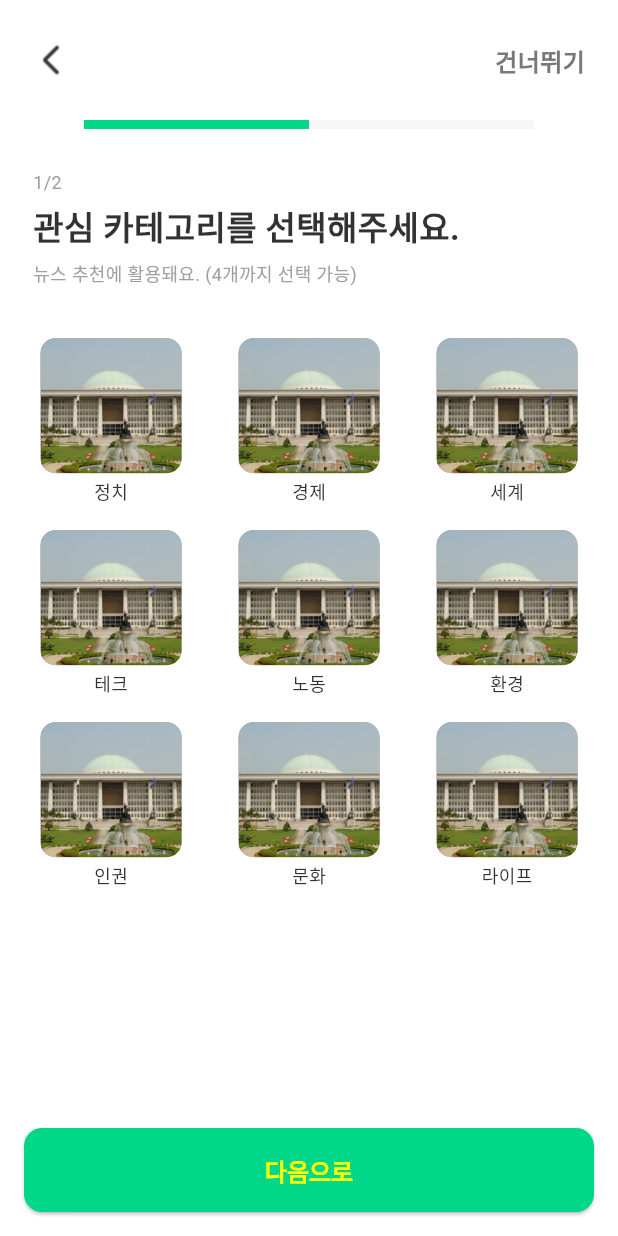
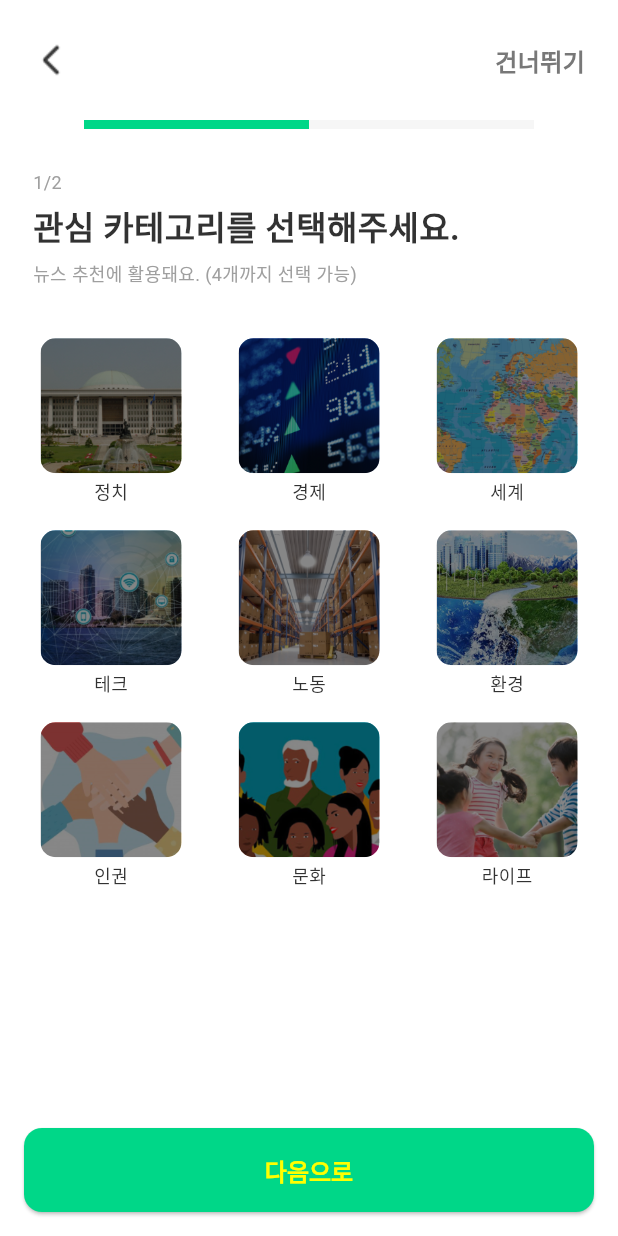
Before and after one commit to AjouGoodNews/Flutter-FrontEnd, a Flutter app: the CategorySelectScreen screen opened directly, on a phone screen of 412 x 824 dp. Run offline on Flutter 3.47's test engine with Material 3 defaults, Android fonts, the phone set to English and light mode, and no system bars; our stand-ins replace firebase_auth, firebase_core, gap, google_sign_in, logger, sign_in_with_apple; accounts and stored records are empty; Roboto replaces fonts that are missing (Pretendard).

Commit message:
Design: Add dim in category select screen

```diff
--- a/lib/screens/category_select/category_select_screen.dart
+++ b/lib/screens/category_select/category_select_screen.dart
@@ -16,14 +16,14 @@ class CategorySelectScreen extends StatefulWidget {
 class _CategorySelectScreen extends State<CategorySelectScreen> {
   final List<Map<String, String>> imageButtons = [
     {'label': '정치', 'url': 'assets/images/categories/politics.png'},
-    {'label': '경제', 'url': 'assets/images/categories/politics.png'},
-    {'label': '세계', 'url': 'assets/images/categories/politics.png'},
-    {'label': '테크', 'url': 'assets/images/categories/politics.png'},
-    {'label': '노동', 'url': 'assets/images/categories/politics.png'},
-    {'label': '환경', 'url': 'assets/images/categories/politics.png'},
-    {'label': '인권', 'url': 'assets/images/categories/politics.png'},
-    {'label': '문화', 'url': 'assets/images/categories/politics.png'},
-    {'label': '라이프', 'url': 'assets/images/categories/politics.png'},
+    {'label': '경제', 'url': 'assets/images/categories/economy.png'},
+    {'label': '세계', 'url': 'assets/images/categories/world.png'},
+    {'label': '테크', 'url': 'assets/images/categories/tech.png'},
+    {'label': '노동', 'url': 'assets/images/categories/labor.png'},
+    {'label': '환경', 'url': 'assets/images/categories/environment.png'},
+    {'label': '인권', 'url': 'assets/images/categories/humanRights.png'},
+    {'label': '문화', 'url': 'assets/images/categories/culture.png'},
+    {'label': '라이프', 'url': 'assets/images/categories/life.png'},
   ];
 
   @override
--- a/lib/screens/category_select/components/image_button.dart
+++ b/lib/screens/category_select/components/image_button.dart
@@ -25,13 +25,22 @@ class ImageButton extends StatelessWidget {
             height: 90,
             decoration: BoxDecoration(
               borderRadius: BorderRadius.circular(10),
-              color: Colors.black.withOpacity(0.47), // 딤 처리
             ),
             child: ClipRRect(
               borderRadius: BorderRadius.circular(10),
-              child: Image.asset(
-                imageUrl, // 로컬 이미지 경로 사용
-                fit: BoxFit.cover,
+              child: Stack(
+                children: [
+                  Image.asset(
+                    imageUrl, // 로컬 이미지 경로 사용
+                    fit: BoxFit.cover,
+                    width: 94,
+                    height: 90,
+                  ),
+                  // 딤 처리
+                  Container(
+                    color: Colors.black.withOpacity(0.47), // 반투명 검정색
+                  ),
+                ],
               ),
             ),
           ),
--- a/lib/screens/route_screen.dart
+++ b/lib/screens/route_screen.dart
@@ -1,5 +1,6 @@
 import 'package:firebase_auth/firebase_auth.dart';
 import 'package:flutter/material.dart';
+import 'package:goodnews/screens/category_select/category_select_screen.dart';
 
 import 'login/login_screen.dart';
 import 'package:goodnews/screens/tab/tab_screen.dart';
@@ -13,7 +14,8 @@ class RouteScreen extends StatelessWidget {
       stream: FirebaseAuth.instance.authStateChanges(),
       builder: (BuildContext context, AsyncSnapshot<User?> user) {
         if (user.hasData) {
-          return const TabScreen();
+          // return const TabScreen();
+          return const CategorySelectScreen();
         } else {
           return const LoginScreen();
         }
```
